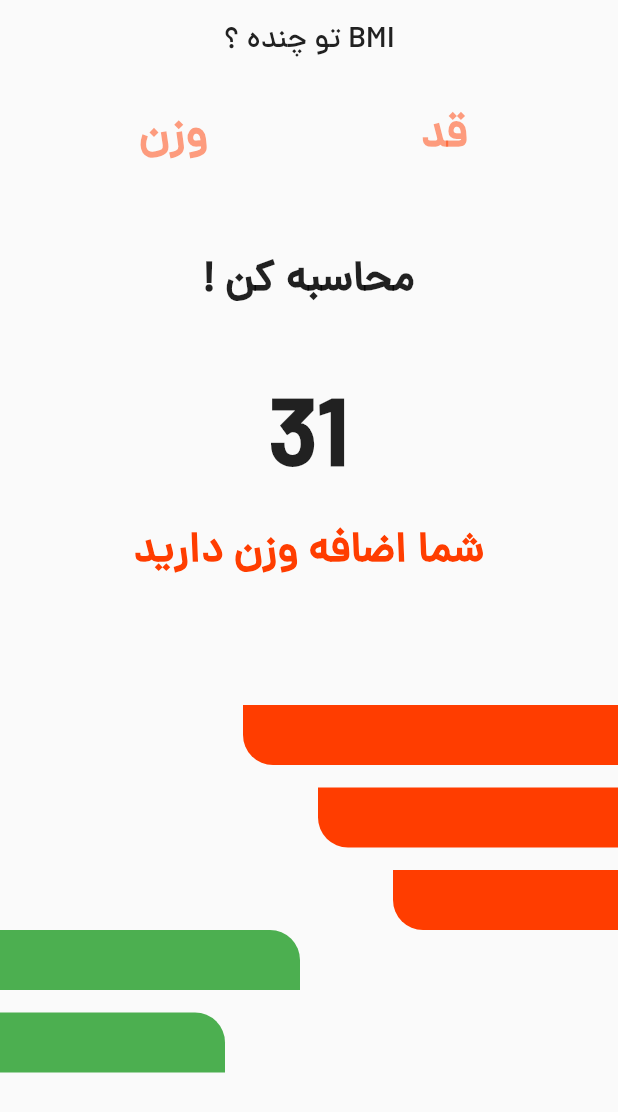
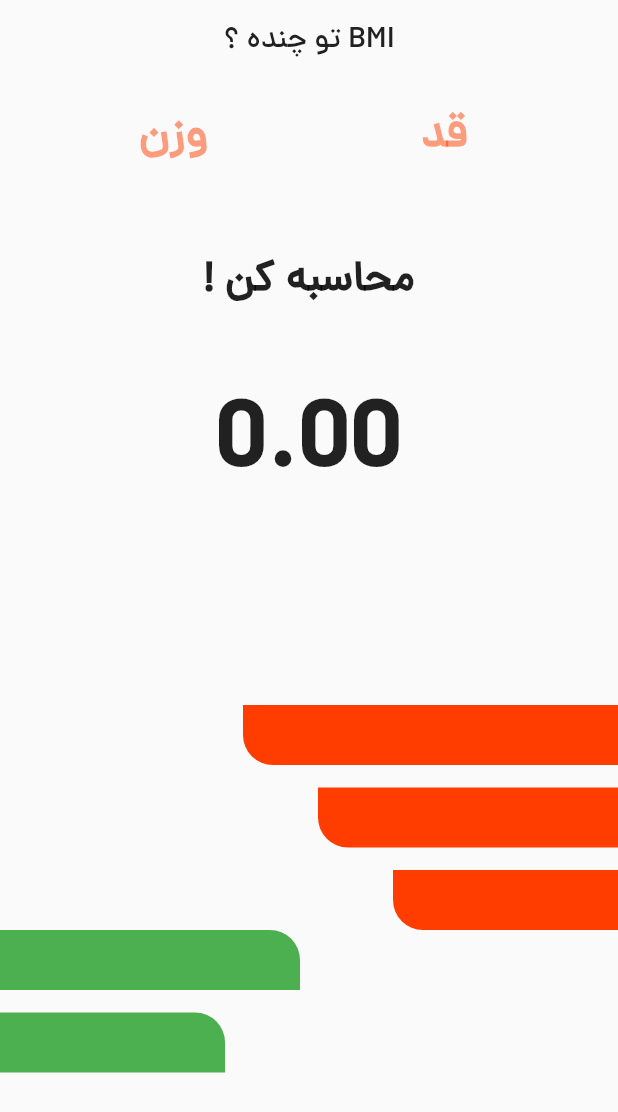
Before and after one commit to amirahmadadibi/bmi_calculator, a Flutter app: the screen it shows after launch, after a tap on "! محاسبه کن", on a phone screen of 412 x 824 dp. Shown: the top 1112 px of the screen. Run offline on Flutter 3.47's test engine with Material 2 defaults, Android fonts, the phone set to English and light mode, and no system bars; our stand-ins replace hexcolor.

Commit message:
week65 E22 calculating actional bmi and show the result

```diff
--- a/lib/screens/home_screen.dart
+++ b/lib/screens/home_screen.dart
@@ -13,6 +13,10 @@ class HomeScreen extends StatefulWidget {
 class _HomeScreenState extends State<HomeScreen> {
   final weightController = TextEditingController();
   final heightController = TextEditingController();
+
+  double resultBMI = 0;
+  String reslutText = '';
+
   @override
   Widget build(BuildContext context) {
     return Scaffold(
@@ -77,7 +81,19 @@ class _HomeScreenState extends State<HomeScreen> {
             ),
             InkWell(
               onTap: () {
-                print(heightController.text);
+                final weight = double.parse(weightController.text);
+                final height = double.parse(heightController.text);
+
+                setState(() {
+                  resultBMI = weight / (height * height);
+                  if (resultBMI > 25) {
+                    reslutText = 'شما اضافه وزن دارید';
+                  } else if (resultBMI >= 18.5 && resultBMI <= 25) {
+                    reslutText = 'وزن شما نرمال است';
+                  } else {
+                    reslutText = 'وزن شما کم‌تر از حد نرمال است';
+                  }
+                });
               },
               child: Text(
                 '! محاسبه کن',
@@ -91,11 +107,11 @@ class _HomeScreenState extends State<HomeScreen> {
               height: 40,
             ),
             Text(
-              '31',
+              '${resultBMI.toStringAsFixed(2)}',
               style: TextStyle(fontWeight: FontWeight.bold, fontSize: 64),
             ),
             Text(
-              'شما اضافه وزن دارید',
+              '$reslutText',
               style: TextStyle(
                   fontSize: 28,
                   fontWeight: FontWeight.bold,
```
